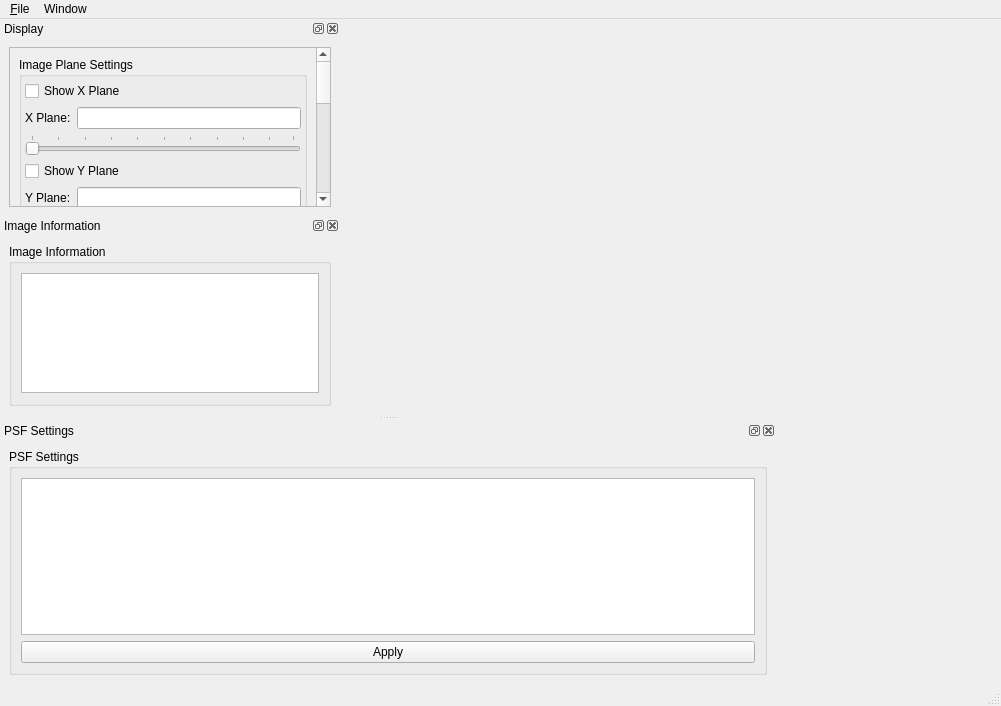
Old version of the form apps/VisualPSFOptimizer/VisualPSFOptimizer.ui in the repository CISMM/PSFEstimator.
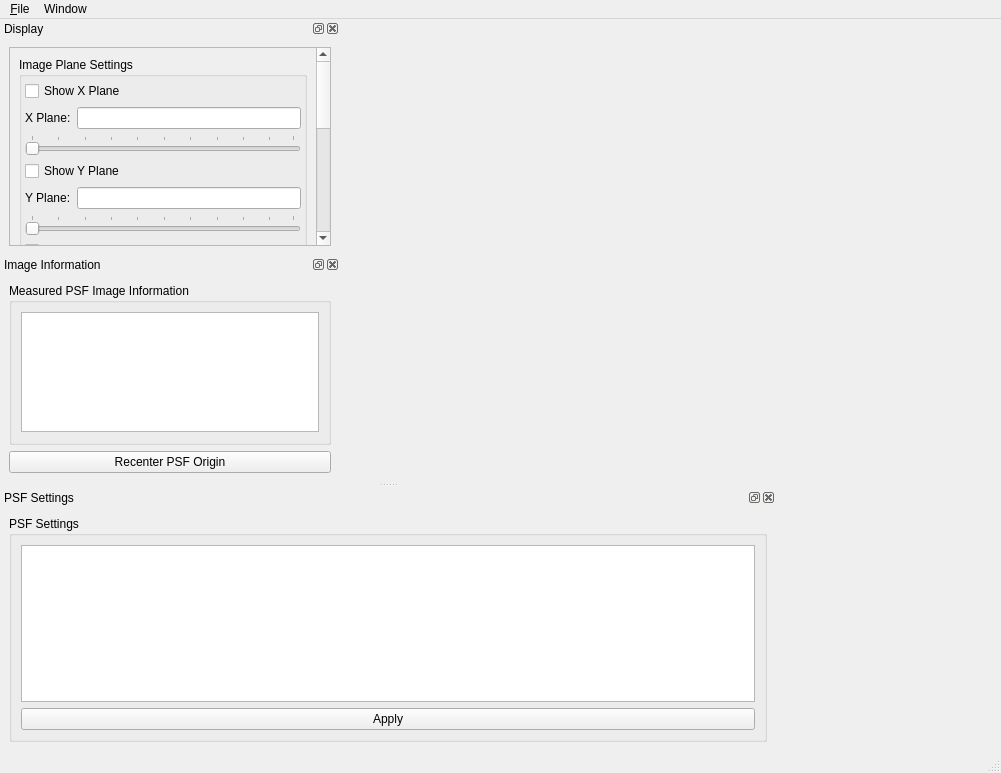
New version of the form. Custom widgets are drawn as their Qt base class.

What changed in the file:
```diff
--- a/apps/VisualPSFOptimizer/VisualPSFOptimizer.ui
+++ b/apps/VisualPSFOptimizer/VisualPSFOptimizer.ui
@@ -7,7 +7,7 @@
     <x>0</x>
     <y>0</y>
     <width>1001</width>
-    <height>705</height>
+    <height>773</height>
    </rect>
   </property>
   <property name="sizePolicy">
@@ -571,7 +571,7 @@
         </size>
        </property>
        <property name="title">
-        <string>Image Information</string>
+        <string>Measured PSF Image Information</string>
        </property>
        <layout class="QVBoxLayout" name="verticalLayout_7">
         <property name="bottomMargin">
@@ -629,6 +629,13 @@
        </layout>
       </widget>
      </item>
+     <item>
+      <widget class="QPushButton" name="recenterPSFOriginButton">
+       <property name="text">
+        <string>Recenter PSF Origin</string>
+       </property>
+      </widget>
+     </item>
     </layout>
    </widget>
   </widget>
```
Left out of the diff: 2 changed lines with no effect on the pictures.
